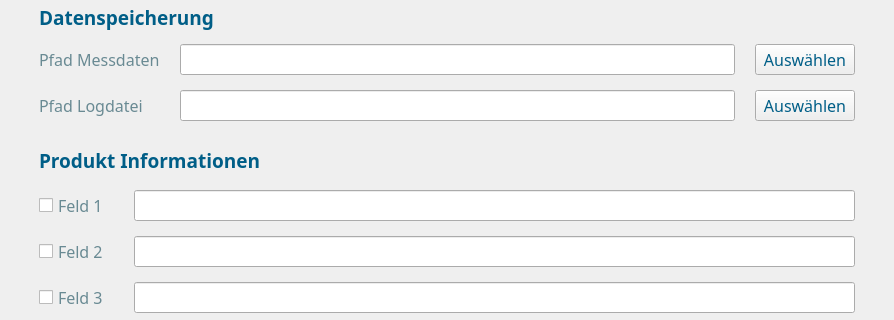
The window that UI_Files/settings.ui (fabianjaeger1/Phydent-App) describes before a commit, drawn with Qt 5; both pictures show x 0 to 894 and y 153 to 473 of the 894 by 691 pixel window.
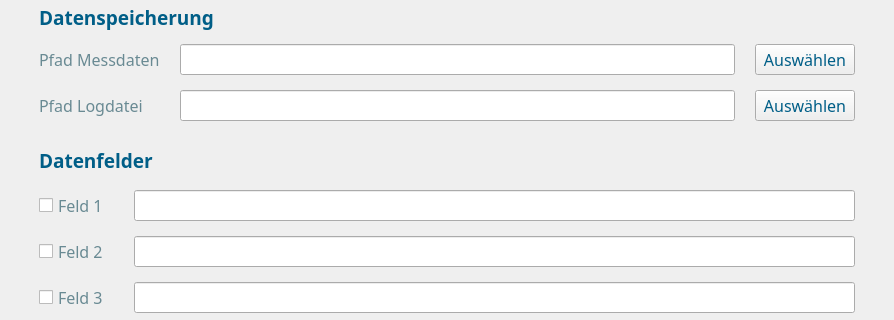
The same window after the commit. Icons and pictures are not drawn.

Patch:
```diff
--- a/UI_Files/settings.ui
+++ b/UI_Files/settings.ui
@@ -329,7 +329,7 @@
          </font>
         </property>
         <property name="text">
-         <string>&lt;html&gt;&lt;head/&gt;&lt;body&gt;&lt;p&gt;&lt;span style=&quot; color:#005e87;&quot;&gt;Produkt Informationen&lt;/span&gt;&lt;/p&gt;&lt;/body&gt;&lt;/html&gt;</string>
+         <string>&lt;html&gt;&lt;head/&gt;&lt;body&gt;&lt;p&gt;&lt;span style=&quot; color:#005e87;&quot;&gt;Datenfelder&lt;/span&gt;&lt;/p&gt;&lt;/body&gt;&lt;/html&gt;</string>
         </property>
        </widget>
       </item>
```
